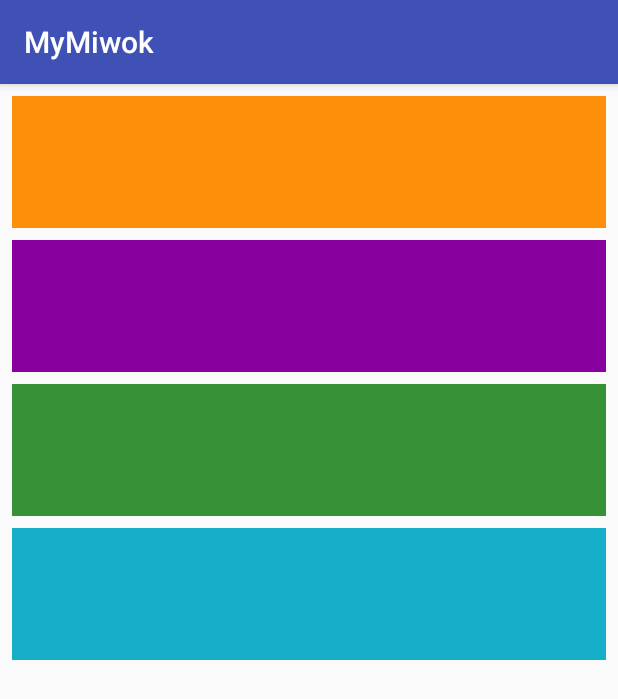
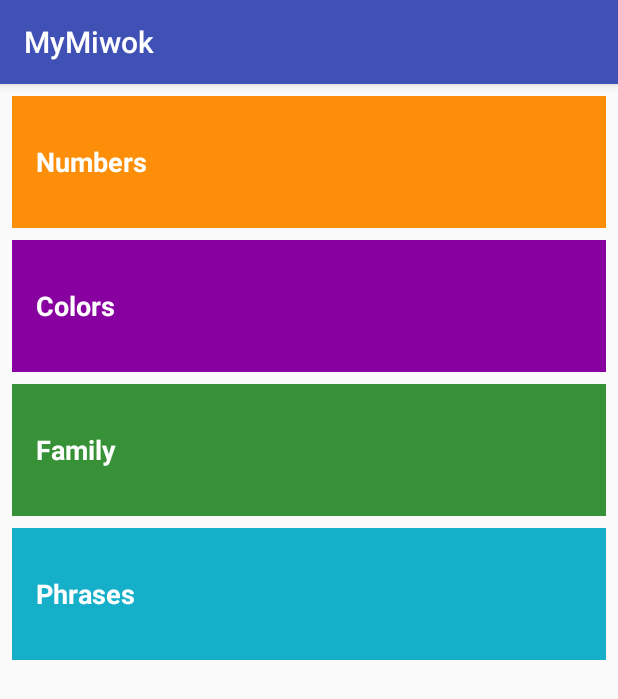
Before and after one commit to SaherAbdelaziz/MyMiwok, an Android app: the screen it shows after launch (MainActivity), on a phone screen of 412 x 824 dp. Shown: the top 699 px of the screen. Run offline under Robolectric (Android 15) with nearby library versions, the light colour scheme and no system bars.

Commit message:
multible screens

```diff
--- a/app/src/main/java/com/mymiwok/mymiwok/MainActivity.java
+++ b/app/src/main/java/com/mymiwok/mymiwok/MainActivity.java
@@ -1,7 +1,10 @@
 package com.mymiwok.mymiwok;
 
+import android.content.Intent;
 import android.support.v7.app.AppCompatActivity;
 import android.os.Bundle;
+import android.view.View;
+import android.widget.TextView;
 
 public class MainActivity extends AppCompatActivity {
 
@@ -9,5 +12,33 @@ public class MainActivity extends AppCompatActivity {
     protected void onCreate(Bundle savedInstanceState) {
         super.onCreate(savedInstanceState);
         setContentView(R.layout.activity_main);
+
+        // Find the View that shows the numbers category
+        TextView numbers = (TextView) findViewById(R.id.category_numbers);
+        NewIntent(numbers);
+
+        TextView colors = (TextView) findViewById(R.id.category_colors);
+        NewIntent(colors);
+
+        TextView family = (TextView) findViewById(R.id.category_family);
+        NewIntent(family);
+
+        TextView pharses = (TextView) findViewById(R.id.category_phrases);
+        NewIntent(pharses);
+
+
+    }
+
+    void NewIntent(View view){
+        // Set a click listener on that View
+        view.setOnClickListener(new View.OnClickListener() {
+            @Override
+            public void onClick(View view) {
+                Intent myIntent = new Intent(MainActivity.this, NumbersActivity.class);
+
+                // Start the new activity
+                startActivity(myIntent);
+            }
+        });
     }
 }
--- a/app/src/main/res/values/strings.xml
+++ b/app/src/main/res/values/strings.xml
@@ -1,7 +1,7 @@
 <resources>
     <string name="app_name">MyMiwok</string>
-    <string name="category_numbers"> </string>
-    <string name="category_family"> </string>
-    <string name="category_colors"> </string>
-    <string name="category_phrases"> </string>
+    <string name="category_numbers"> Numbers </string>
+    <string name="category_family"> Family </string>
+    <string name="category_colors"> Colors </string>
+    <string name="category_phrases"> Phrases </string>
 </resources>
--- a/app/src/main/res/values/styles.xml
+++ b/app/src/main/res/values/styles.xml
@@ -17,6 +17,7 @@
         <item name="android:textColor">@android:color/white</item>
         <item name="android:textStyle">bold</item>
         <item name="android:textAppearance">?android:textAppearanceMedium</item>
+        <item name="android:clickable">true</item>
     </style>
 
 </resources>
```
Also changed, not shown: app/src/main/AndroidManifest.xml (+16 -0 lines), app/src/main/java/com/mymiwok/mymiwok/ColorsActivity.java (added, +19 -0 lines), app/src/main/java/com/mymiwok/mymiwok/FamilyActivity.java (added, +17 -0 lines), app/src/main/java/com/mymiwok/mymiwok/NumbersActivity.java (added, +32 -0 lines), app/src/main/java/com/mymiwok/mymiwok/PhrasesActivity.java (added, +18 -0 lines), app/src/main/res/layout/activity_colors.xml (added, +18 -0 lines), app/src/main/res/layout/activity_family.xml (added, +18 -0 lines), app/src/main/res/layout/activity_numbers.xml (added, +18 -0 lines), app/src/main/res/layout/activity_phrases.xml (added, +18 -0 lines).
